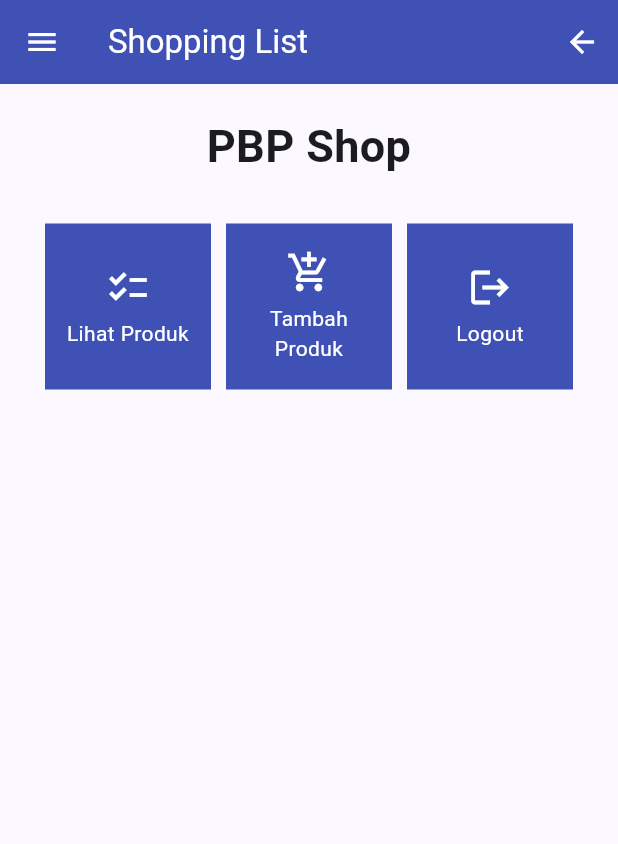
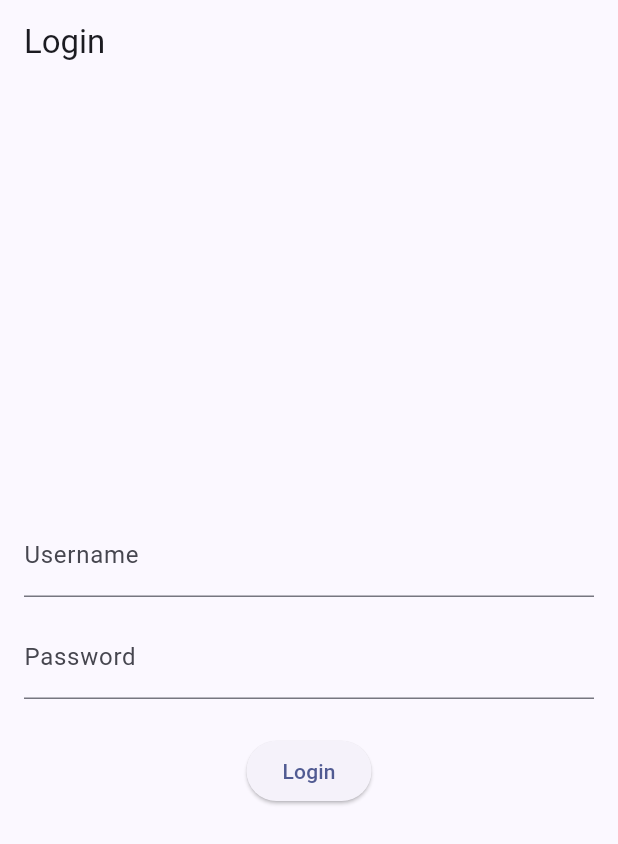
Before and after one commit to Pebintk/shopping-list-mobile, a Flutter app: the screen it shows after launch, on a phone screen of 412 x 824 dp. Shown: the top 844 px of the screen. Run offline on Flutter 3.47's test engine with Material 2 defaults, Android fonts, the phone set to English and light mode, and no system bars; missing offline and left inert: pbp_django_auth.

Commit message:
tutorial 7 selesai

```diff
--- a/lib/main.dart
+++ b/lib/main.dart
@@ -1,4 +1,7 @@
 import 'package:flutter/material.dart';
+import 'package:pbp_django_auth/pbp_django_auth.dart';
+import 'package:provider/provider.dart';
+import 'package:shopping_list/screens/login.dart';
 import 'package:shopping_list/screens/menu.dart';
 
 void main() {
@@ -6,33 +9,24 @@ void main() {
 }
 
 class MyApp extends StatelessWidget {
-  const MyApp({super.key});
+  const MyApp({Key? key}) : super(key: key);
 
-  // This widget is the root of your application.
   @override
   Widget build(BuildContext context) {
-    return MaterialApp(
-      title: 'Flutter Demo',
-      theme: ThemeData(
-        // This is the theme of your application.
-        //
-        // TRY THIS: Try running your application with "flutter run". You'll see
-        // the application has a blue toolbar. Then, without quitting the app,
-        // try changing the seedColor in the colorScheme below to Colors.green
-        // and then invoke "hot reload" (save your changes or press the "hot
-        // reload" button in a Flutter-supported IDE, or press "r" if you used
-        // the command line to start the app).
-        //
-        // Notice that the counter didn't reset back to zero; the application
-        // state is not lost during the reload. To reset the state, use hot
-        // restart instead.
-        //
-        // This works for code too, not just values: Most code changes can be
-        // tested with just a hot reload.
-        colorScheme: ColorScheme.fromSeed(seedColor: Colors.indigo),
-        useMaterial3: true,
-      ),
-      home: MyHomePage(),
+    return Provider(
+      create: (_) {
+          CookieRequest request = CookieRequest();
+          return request;
+      },
+      child: MaterialApp(
+          title: 'Flutter App',
+          theme: ThemeData(
+              colorScheme: ColorScheme.fromSeed(seedColor: Colors.indigo),
+              useMaterial3: true,
+          ),
+          // ignore: prefer_const_constructors
+          home: LoginPage()
+        ),
     );
   }
 }
--- /dev/null
+++ b/lib/screens/login.dart
@@ -0,0 +1,114 @@
+import 'package:shopping_list/screens/menu.dart';
+import 'package:flutter/material.dart';
+import 'package:pbp_django_auth/pbp_django_auth.dart';
+import 'package:provider/provider.dart';
+
+void main() {
+    runApp(const LoginApp());
+}
+
+class LoginApp extends StatelessWidget {
+const LoginApp({super.key});
+
+@override
+Widget build(BuildContext context) {
+    return MaterialApp(
+        title: 'Login',
+        theme: ThemeData(
+            primarySwatch: Colors.blue,
+    ),
+    home: const LoginPage(),
+    );
+    }
+}
+
+class LoginPage extends StatefulWidget {
+    const LoginPage({super.key});
+
+    @override
+    _LoginPageState createState() => _LoginPageState();
+}
+
+class _LoginPageState extends State<LoginPage> {
+  final TextEditingController _usernameController = TextEditingController();
+  final TextEditingController _passwordController = TextEditingController();
+
+  @override
+  Widget build(BuildContext context) {
+    final request = context.watch<CookieRequest>();
+    return Scaffold(
+      appBar: AppBar(
+          title: const Text('Login'),
+      ),
+      body: Container(
+        padding: const EdgeInsets.all(16.0),
+        child: Column(
+            mainAxisAlignment: MainAxisAlignment.center,
+            children: [
+                TextField(
+                    controller: _usernameController,
+                    decoration: const InputDecoration(
+                        labelText: 'Username',
+                    ),
+                ),
+                const SizedBox(height: 12.0),
+                TextField(
+                    controller: _passwordController,
+                    decoration: const InputDecoration(
+                        labelText: 'Password',
+                    ),
+                    obscureText: true,
+                ),
+                const SizedBox(height: 24.0),
+                ElevatedButton(
+                    onPressed: () async {
+                        String username = _usernameController.text;
+                        String password = _passwordController.text;
+
+                        // Cek kredensial
+                        // TODO: Ganti URL dan jangan lupa tambahkan trailing slash (/) di akhir URL!
+                        // Untuk menyambungkan Android emulator dengan Django pada localhost,
+                        // gunakan URL http://10.0.2.2/
+                        final response = await request.login("http://127.0.0.1:8000/auth/login/", {
+                        'username': username,
+                        'password': password,
+                        });
+
+                        if (request.loggedIn) {
+                            String message = response['message'];
+                            String uname = response['username'];
+                            Navigator.pushReplacement(
+                                context,
+                                MaterialPageRoute(builder: (context) => MyHomePage()),
+                            );
+                            ScaffoldMessenger.of(context)
+                                ..hideCurrentSnackBar()
+                                ..showSnackBar(
+                                    SnackBar(content: Text("$message Selamat datang, $uname.")));
+                            } else {
+                            showDialog(
+                                context: context,
+                                builder: (context) => AlertDialog(
+                                    title: const Text('Login Gagal'),
+                                    content:
+                                        Text(response['message']),
+                                    actions: [
+                                        TextButton(
+                                            child: const Text('OK'),
+                                            onPressed: () {
+                                                Navigator.pop(context);
+                                            },
+                                        ),
+                                    ],
+                                ),
+                            );
+                        }
+                    },
+                    child: const Text('Login'),
+                ),
+            ],
+        ),
+      ),
+    );
+  }
+}
--- a/pubspec.yaml
+++ b/pubspec.yaml
@@ -35,6 +35,8 @@ dependencies:
   # The following adds the Cupertino Icons font to your application.
   # Use with the CupertinoIcons class for iOS style icons.
   cupertino_icons: ^1.0.2
+  provider: ^6.1.1
+  pbp_django_auth: ^0.3.1
 
 dev_dependencies:
   flutter_test:
```
Also changed, not shown: lib/models/product.dart (added, +65 -0 lines), lib/screens/list_product.dart (added, +91 -0 lines), lib/screens/shoplist_form.dart (+33 -28 lines), lib/widgets/left_drawer.dart (+12 -0 lines), lib/widgets/shop_card.dart (+31 -1 lines), pubspec.lock, 2 other files.
